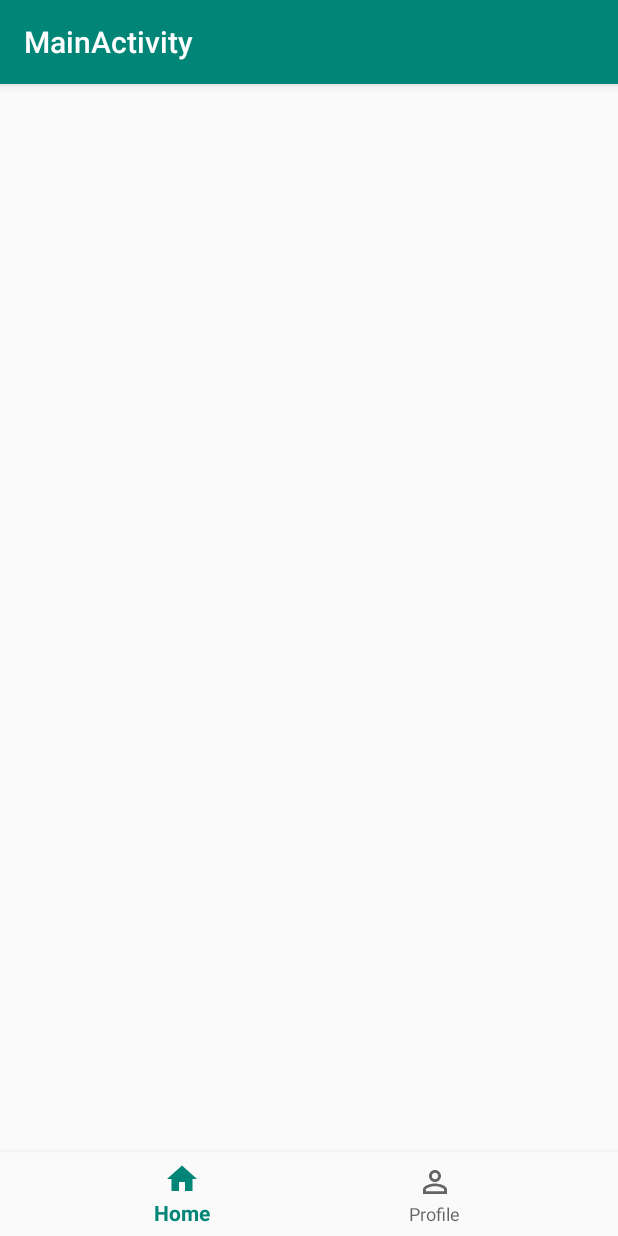
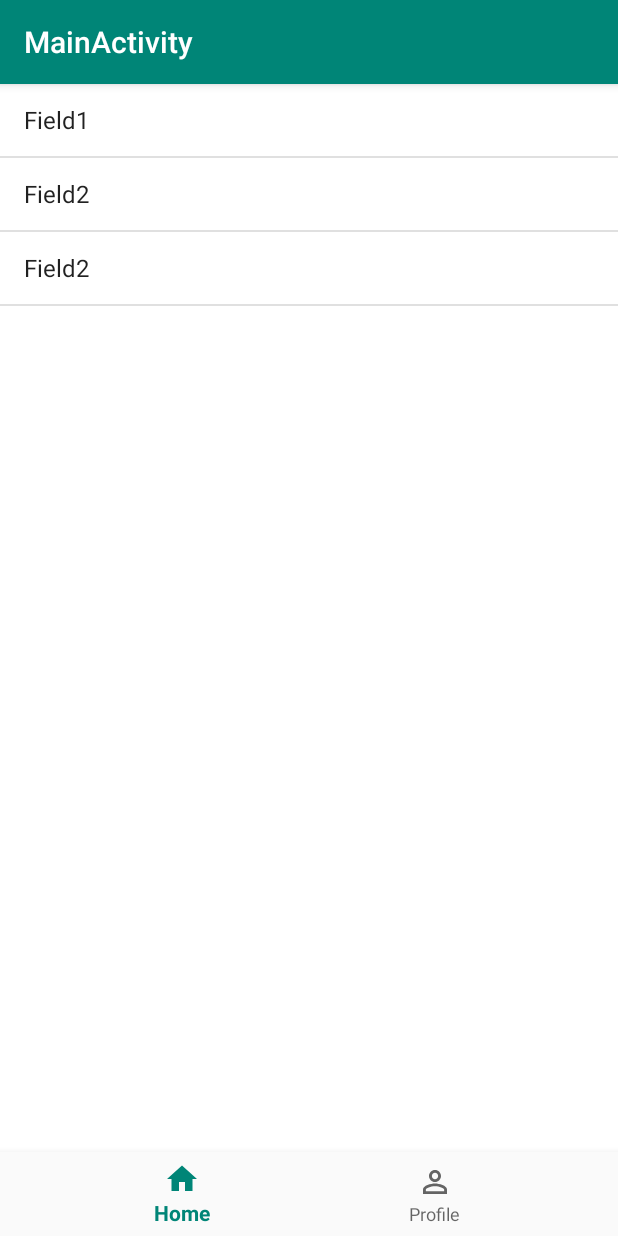
Before and after one commit to adibudithi/SportSupport, an Android app: the MainActivity screen opened directly, with no data from a screen before it, on a phone screen of 412 x 824 dp. Run offline under Robolectric (Android 15) with nearby library versions, the phone set to English and light mode, and no system bars.

Commit message:
Added a ListView to display fields

```diff
--- a/app/src/main/java/com/iedayan03/sportsupport/HomeFragment.java
+++ b/app/src/main/java/com/iedayan03/sportsupport/HomeFragment.java
@@ -4,6 +4,8 @@ import android.os.Bundle;
 import android.view.LayoutInflater;
 import android.view.View;
 import android.view.ViewGroup;
+import android.widget.ArrayAdapter;
+import android.widget.ListView;
 
 import androidx.annotation.NonNull;
 import androidx.annotation.Nullable;
@@ -14,6 +16,18 @@ public class HomeFragment extends Fragment {
     @Nullable
     @Override
     public View onCreateView(@NonNull LayoutInflater inflater, @Nullable ViewGroup container, @Nullable Bundle savedInstanceState) {
-        return inflater.inflate(R.layout.fragment_home, container, false);
+        View view = inflater.inflate(R.layout.fragment_home, container, false);
+
+        // we will need to query the fields from our database and store it as JSON
+        String[] items = {"Field1", "Field2", "Field2"};
+        ListView fieldListView = view.findViewById(R.id.fieldListView);
+
+        ArrayAdapter<String> listViewAdapter = new ArrayAdapter<String>(
+            getActivity(), android.R.layout.simple_list_item_1, items
+        );
+
+        fieldListView.setAdapter(listViewAdapter);
+
+        return view;
     }
 }
--- a/app/src/main/java/com/iedayan03/sportsupport/MainActivity.java
+++ b/app/src/main/java/com/iedayan03/sportsupport/MainActivity.java
@@ -1,19 +1,16 @@
 package com.iedayan03.sportsupport;
 
-import android.app.Activity;
 import android.os.Bundle;
+import android.view.MenuItem;
+
 import androidx.fragment.app.Fragment;
-
+import android.view.MenuItem;
 import com.google.android.material.bottomnavigation.BottomNavigationView;
 
 import androidx.annotation.NonNull;
 import androidx.appcompat.app.AppCompatActivity;
 
-import android.view.MenuItem;
-import android.widget.TextView;
-
 public class MainActivity extends AppCompatActivity {
-    private TextView mTextMessage;
 
     private BottomNavigationView.OnNavigationItemSelectedListener navListener
             = new BottomNavigationView.OnNavigationItemSelectedListener() {
@@ -31,6 +28,7 @@ public class MainActivity extends AppCompatActivity {
                     break;
             }
 
+            // opens the fragment that was selected
             getSupportFragmentManager().beginTransaction().replace(R.id.fragment_container, selectedFragment).commit();
             return true;
         }
@@ -41,8 +39,10 @@ public class MainActivity extends AppCompatActivity {
         super.onCreate(savedInstanceState);
         setContentView(R.layout.activity_main);
         BottomNavigationView navView = findViewById(R.id.nav_view);
-        mTextMessage = findViewById(R.id.message);
         navView.setOnNavigationItemSelectedListener(navListener);
+
+        // display home fragment when main activity is first opened
+        getSupportFragmentManager().beginTransaction().replace(R.id.fragment_container, new HomeFragment()).commit();
     }
 
 }
--- a/app/src/main/res/layout/fragment_home.xml
+++ b/app/src/main/res/layout/fragment_home.xml
@@ -1,13 +1,11 @@
 <?xml version="1.0" encoding="utf-8"?>
 <RelativeLayout xmlns:android="http://schemas.android.com/apk/res/android"
-    android:layout_width="match_parent" android:layout_height="match_parent"
-    android:background="@android:color/holo_blue_light">
+    android:layout_width="match_parent"
+    android:layout_height="match_parent"
+    android:background="#FFFFFF" >
 
-    <TextView
-        android:layout_width="wrap_content"
-        android:layout_height="wrap_content"
-        android:text="Home Fragment"
-        android:textSize="30sp"
-        android:layout_centerInParent="true"/>
-
+    <ListView
+        android:id="@+id/fieldListView"
+        android:layout_width="match_parent"
+        android:layout_height="match_parent" />
 </RelativeLayout>
```
